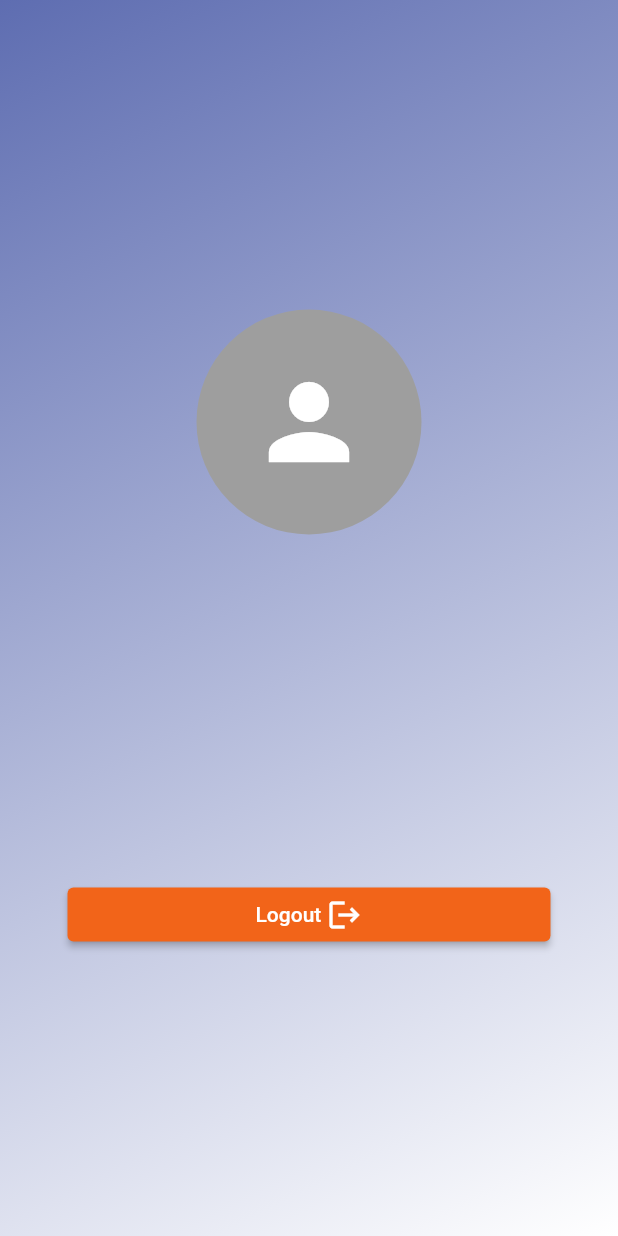
After one commit to MarkoSimka/Poke, a Flutter app: the AccountPage screen opened directly, on a phone screen of 412 x 824 dp. The commit adds this screen. Run offline on Flutter 3.47's test engine with Material 2 defaults, Android fonts, the phone set to English and light mode, and no system bars; our stand-ins replace cloud_firestore, firebase_auth, firebase_core; accounts and stored records are empty; generated files the repository leaves out were written again.

Commit message:
[MO] Account page

```diff
--- a/poke/lib/models/chat_message.dart
+++ b/poke/lib/models/chat_message.dart
@@ -15,7 +15,6 @@ class ChatMessage {
       required this.userId});
 
   factory ChatMessage.fromFirestore(Map<String, dynamic> data) {
-    print(data['timestamp']);
     return ChatMessage(
         message: data['message'],
         groupId: data['groupId'],
--- a/poke/lib/models/group.dart
+++ b/poke/lib/models/group.dart
@@ -12,7 +12,6 @@ class Group {
       required this.userIds});
 
   factory Group.fromFirestore(Map<String, dynamic> data) {
-    print(data['userIds']);
     return Group(
         name: data['name'],
         description: data['description'],
--- /dev/null
+++ b/poke/lib/screens/account_screen.dart
@@ -0,0 +1,95 @@
+import 'package:firebase_auth/firebase_auth.dart';
+import 'package:flutter/material.dart';
+import 'package:poke/screens/login_screen.dart';
+
+class AccountPage extends StatefulWidget {
+  const AccountPage({super.key});
+
+  @override
+  State<AccountPage> createState() => _AccountPageState();
+}
+
+class _AccountPageState extends State<AccountPage> {
+  late FirebaseAuth auth = FirebaseAuth.instance;
+  late User? user = auth.currentUser;
+  late String? email = user?.email;
+
+  Future<void> _signOut() async {
+    try {
+      await FirebaseAuth.instance.signOut();
+      // Navigate to the login page
+      Navigator.pushReplacement(
+        context,
+        MaterialPageRoute(builder: (context) => const Login()),
+      );
+    } catch (e) {
+      print("Error during logout: $e");
+    }
+  }
+
+  @override
+  void initState() {
+    super.initState();
+    auth = FirebaseAuth.instance;
+    user = auth.currentUser;
+    email = user?.email ?? '';
+  }
+
+  @override
+  Widget build(BuildContext context) {
+    return Scaffold(
+      body: Container(
+        width: double.infinity,
+        decoration: const BoxDecoration(
+            gradient: LinearGradient(
+          colors: [Color.fromRGBO(94, 109, 177, 1), Colors.white],
+          begin: Alignment.topLeft,
+          end: Alignment.bottomRight,
+        )),
+        child: Column(
+          mainAxisAlignment: MainAxisAlignment.spaceEvenly,
+          children: [
+            Container(
+              child: Column(
+                mainAxisAlignment: MainAxisAlignment.center,
+                children: [
+                  Padding(
+                    padding: const EdgeInsets.symmetric(vertical: 16.0),
+                    child: Container(
+                      width: 150,
+                      height: 150,
+                      decoration: const BoxDecoration(
+                          shape: BoxShape.circle, color: Colors.grey),
+                      child: const Icon(
+                        Icons.person,
+                        size: 80.0,
+                        color: Colors.white,
+                      ),
+                    ),
+                  ),
+                  Text(
+                    email ?? '',
+                    style: const TextStyle(
+                        fontSize: 20.0, fontWeight: FontWeight.bold),
+                  ),
+                ],
+              ),
+            ),
+            Padding(
+              padding: const EdgeInsets.symmetric(horizontal: 45.0),
+              child: ElevatedButton(
+                  style: ElevatedButton.styleFrom(
+                    backgroundColor: const Color.fromRGBO(242, 100, 25, 1),
+                  ),
+                  onPressed: _signOut,
+                  child: const Row(
+                    mainAxisAlignment: MainAxisAlignment.center,
+                    children: [Text("Logout "), Icon(Icons.logout)],
+                  )),
+            )
+          ],
+        ),
+      ),
+    );
+  }
+}
```
Also changed, not shown: poke/lib/home.dart (+2 -24 lines).
